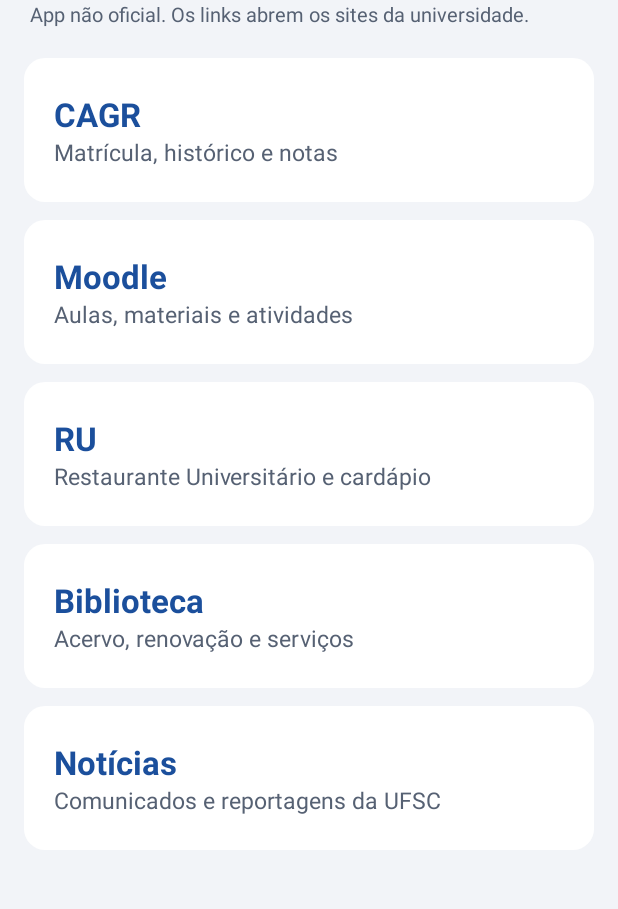
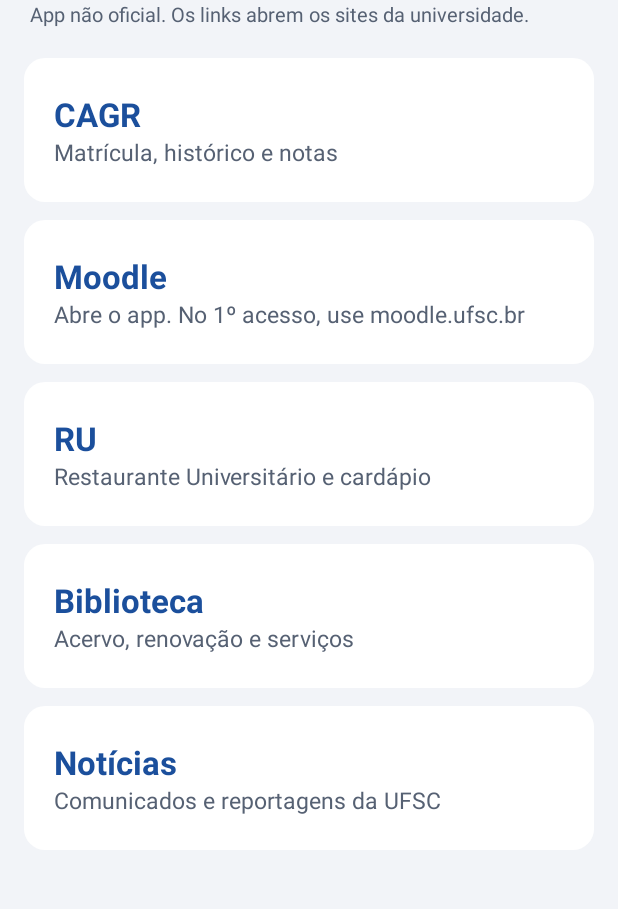
Before and after one commit to arthurferreira858ar-dotcom/Canais-UFSC, an Android app: the screen it shows after launch (MainActivity), after a tap on "Moodle", on a phone screen of 412 x 824 dp, the part 87-996 px from its top. Run offline under Robolectric (Android 15) with nearby library versions, the phone set to English and light mode, and no system bars.

Commit message:
Moodle abre o app de celular; versão 1.1
Co-Authored-By: Claude Sonnet 5.5 <noreply@anthropic.com>
Claude-Session: https://claude.ai/code/session_019pxmgXonGo4Sy8iqKfTBWk

```diff
--- a/app/build.gradle
+++ b/app/build.gradle
@@ -8,8 +8,8 @@ android {
         applicationId 'br.com.canaisufsc'
         minSdk 26
         targetSdk 35
-        versionCode 1
-        versionName '1.0'
+        versionCode 2
+        versionName '1.1'
     }
     compileOptions {
         sourceCompatibility JavaVersion.VERSION_17
--- a/app/src/main/AndroidManifest.xml
+++ b/app/src/main/AndroidManifest.xml
@@ -1,5 +1,10 @@
 <?xml version="1.0" encoding="utf-8"?>
 <manifest xmlns:android="http://schemas.android.com/apk/res/android">
+    <!-- Necessário no Android 11+ para localizar o app Moodle. -->
+    <queries>
+        <package android:name="com.moodle.moodlemobile" />
+    </queries>
+
     <application
         android:allowBackup="true"
         android:icon="@mipmap/ic_launcher"
--- a/app/src/main/java/br/com/canaisufsc/Canais.java
+++ b/app/src/main/java/br/com/canaisufsc/Canais.java
@@ -10,8 +10,8 @@ final class Canais {
     static final List<Canal> TODOS = Arrays.asList(
             new Canal("CAGR", "Matrícula, histórico e notas",
                     "https://cagr.sistemas.ufsc.br/"),
-            new Canal("Moodle", "Aulas, materiais e atividades",
-                    "https://moodle.ufsc.br/"),
+            new Canal("Moodle", "Abre o app. No 1º acesso, use moodle.ufsc.br",
+                    "https://moodle.ufsc.br/", "com.moodle.moodlemobile"),
             new Canal("RU", "Restaurante Universitário e cardápio",
                     "https://ru.ufsc.br/"),
             new Canal("Biblioteca", "Acervo, renovação e serviços",
--- a/app/src/main/java/br/com/canaisufsc/Canal.java
+++ b/app/src/main/java/br/com/canaisufsc/Canal.java
@@ -3,10 +3,17 @@ package br.com.canaisufsc;
 /** Um link exibido no app. */
 final class Canal {
     final String nome, descricao, url;
+    /** Identificador do app de celular a abrir, ou null para abrir o site. */
+    final String pacote;
 
     Canal(String nome, String descricao, String url) {
+        this(nome, descricao, url, null);
+    }
+
+    Canal(String nome, String descricao, String url, String pacote) {
         this.nome = nome;
         this.descricao = descricao;
         this.url = url;
+        this.pacote = pacote;
     }
 }
--- a/app/src/main/java/br/com/canaisufsc/MainActivity.java
+++ b/app/src/main/java/br/com/canaisufsc/MainActivity.java
@@ -22,13 +22,28 @@ public class MainActivity extends Activity {
             View view = LayoutInflater.from(this).inflate(R.layout.item_canal, lista, false);
             ((TextView) view.findViewById(R.id.nome)).setText(canal.nome);
             ((TextView) view.findViewById(R.id.descricao)).setText(canal.descricao);
-            view.setOnClickListener(v -> abrir(canal.url));
+            view.setOnClickListener(v -> abrir(canal));
             lista.addView(view);
         }
     }
 
-    /** Abre no navegador. O app nunca vê sua senha. */
-    private void abrir(String url) {
+    /** Abre o app de celular do canal, quando houver; caso contrário, o site. */
+    private void abrir(Canal canal) {
+        if (canal.pacote == null) {
+            abrirLink(canal.url);
+            return;
+        }
+        Intent app = getPackageManager().getLaunchIntentForPackage(canal.pacote);
+        if (app != null) {
+            startActivity(app);
+        } else {
+            // App não instalado: mostra a página dele na loja.
+            abrirLink("https://play.google.com/store/apps/details?id=" + canal.pacote);
+        }
+    }
+
+    /** Abre no navegador ou na loja. Este app nunca vê sua senha. */
+    private void abrirLink(String url) {
         try {
             startActivity(new Intent(Intent.ACTION_VIEW, Uri.parse(url)));
         } catch (ActivityNotFoundException e) {
```
